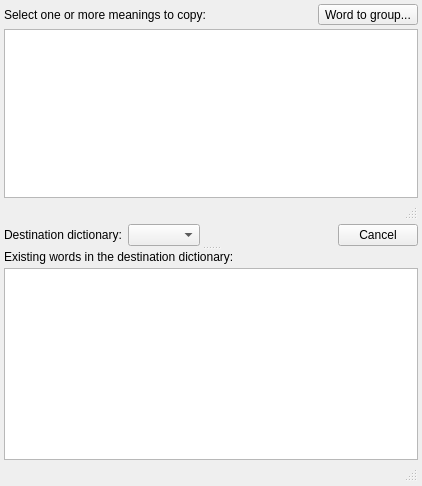
This is wordtodictionaryform.ui in z1dev/zkanji as Qt 5 draws it before an edit. The edited form follows.
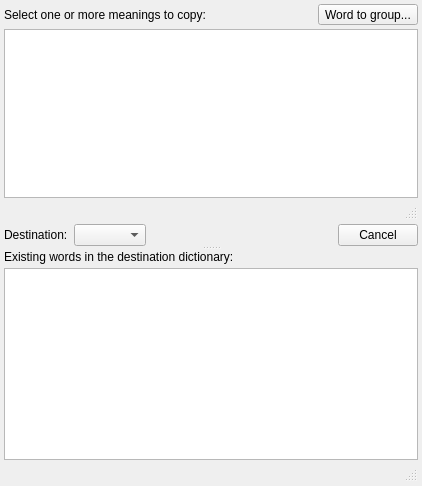
This is the edited form. Icons and pictures are not drawn. Custom widgets are drawn as their Qt base class.

Commit message: * Double clicking word in words list on main form or selecting word-to-dictionary / word-to-group from menu will default that for the next double click. * Moved word-to-dictionary button in word-to-group dialog to the bottom button box.

What changed in the file:
```diff
--- a/wordtodictionaryform.ui
+++ b/wordtodictionaryform.ui
@@ -159,7 +159,7 @@
              </sizepolicy>
             </property>
             <property name="text">
-             <string>Destination dictionary:</string>
+             <string>Destination:</string>
             </property>
            </widget>
           </item>
```
The commit also changes 15 other files.
